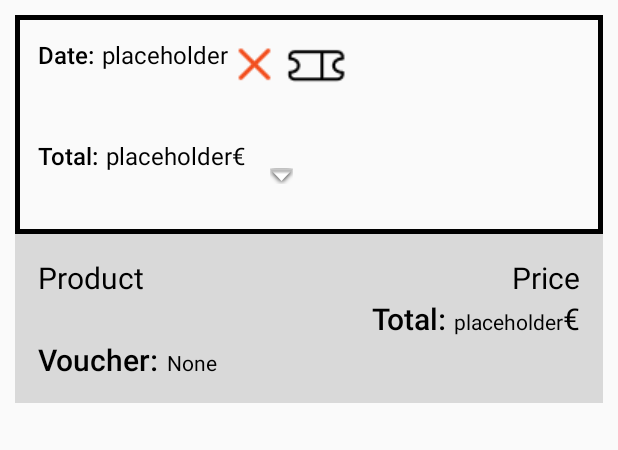
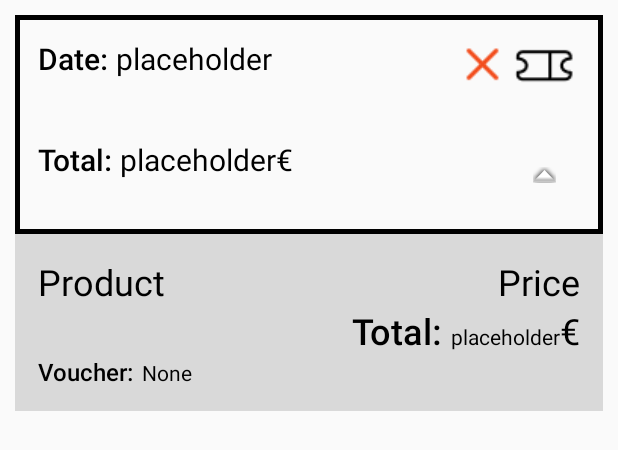
Before and after one commit to AJRC2020/CPM, an Android app: the layout card_receipt.xml on its own in the app's theme, with its tools: preview values and no code run, on a phone screen of 412 x 824 dp. Shown: the top 450 px of the screen. Run offline under Robolectric (Android 15) with nearby library versions, the phone set to English and light mode, and no system bars.

Commit message:
fix receipts card look

```diff
--- a/Acme/app/src/main/java/org/feup/apm/acme/ReceiptsAdapter.kt
+++ b/Acme/app/src/main/java/org/feup/apm/acme/ReceiptsAdapter.kt
@@ -61,20 +61,19 @@ class ReceiptsAdapter(private val dataSet: JSONArray) :
         viewHolder.expandButton.setOnClickListener {
             if (viewHolder.expandedReceipt.visibility == View.VISIBLE) {
                 viewHolder.expandedReceipt.visibility = View.GONE
+                viewHolder.expandButton.rotation = 0F
             } else {
                 viewHolder.expandedReceipt.visibility = View.VISIBLE
+                viewHolder.expandButton.rotation = 180F
             }
         }
 
         viewHolder.date.text = dataSet.getJSONObject(position)["date"].toString()
         viewHolder.total.text = dataSet.getJSONObject(position)["price"].toString()
         viewHolder.totalDetails.text = dataSet.getJSONObject(position)["price"].toString()
-        viewHolder.totalDetails.textSize = 20f
-        viewHolder.total.textSize = 16f
-        viewHolder.date.textSize = 16f
+
         if (dataSet.getJSONObject(position)["voucher"].toString() != "null"){
             viewHolder.voucherLabel.text = dataSet.getJSONObject(position)["voucher"].toString()
-            viewHolder.voucherLabel.textSize = 16f
             viewHolder.voucherTick.setImageResource(R.drawable.tick)
         }
 
@@ -89,21 +88,21 @@ class ReceiptsAdapter(private val dataSet: JSONArray) :
             val name = TextView(viewHolder.itemView.context)
             name.text = receipt["product"].toString()
             name.setTextColor(Color.BLACK)
-            name.textSize = 16f
+            name.textSize = 20f
             name.layoutParams = lp
 
 
             val price = TextView(viewHolder.itemView.context)
             price.text = receipt["price"].toString()
             price.setTextColor(Color.BLACK)
-            price.textSize = 16f
+            price.textSize = 20f
             price.layoutParams = lpb
             price.textAlignment = View.TEXT_ALIGNMENT_TEXT_END
 
             val euroSymbol = TextView(viewHolder.itemView.context)
             euroSymbol.text = "€"
             euroSymbol.setTextColor(Color.BLACK)
-            euroSymbol.textSize = 16f
+            euroSymbol.textSize = 20f
             euroSymbol.layoutParams = lps
             euroSymbol.textAlignment = View.TEXT_ALIGNMENT_TEXT_END
 
--- a/Acme/app/src/main/res/layout/card_receipt.xml
+++ b/Acme/app/src/main/res/layout/card_receipt.xml
@@ -14,9 +14,13 @@
         android:orientation="vertical"
         android:padding="15dip">
 
+        <FrameLayout
+            android:layout_width="match_parent"
+            android:layout_height="wrap_content">
+
             <LinearLayout
-            android:layout_width="match_parent"
-            android:layout_height="wrap_content"
+                android:layout_width="wrap_content"
+                android:layout_height="match_parent"
                 android:orientation="horizontal">
 
                 <TextView
@@ -27,7 +31,7 @@
                     android:fontFamily="sans-serif-medium"
                     android:text="@string/date"
                     android:textColor="@color/black"
-                android:textSize="16sp" />
+                    android:textSize="20sp" />
 
                 <TextView
                     android:id="@+id/date"
@@ -35,7 +39,14 @@
                     android:layout_height="wrap_content"
                     android:text="@string/placeholder"
                     android:textColor="@color/black"
-                android:textSize="16sp" />
+                    android:textSize="20sp" />
+            </LinearLayout>
+
+            <LinearLayout
+                android:layout_width="wrap_content"
+                android:layout_height="match_parent"
+                android:layout_gravity="end"
+                android:orientation="horizontal">
 
                 <ImageView
                     android:id="@+id/voucherUsed"
@@ -52,10 +63,16 @@
 
             </LinearLayout>
 
-        <LinearLayout
+        </FrameLayout>
+
+        <FrameLayout
             android:layout_width="match_parent"
             android:layout_height="wrap_content"
-            android:layout_marginTop="30dp"
+            android:layout_marginTop="30dp">
+
+            <LinearLayout
+                android:layout_width="wrap_content"
+                android:layout_height="wrap_content"
                 android:orientation="horizontal">
 
                 <TextView
@@ -66,7 +83,7 @@
                     android:fontFamily="sans-serif-medium"
                     android:text="@string/total"
                     android:textColor="@color/black"
-                android:textSize="16sp" />
+                    android:textSize="20sp" />
 
                 <TextView
                     android:id="@+id/total"
@@ -74,7 +91,7 @@
                     android:layout_height="wrap_content"
                     android:text="@string/placeholder"
                     android:textColor="@color/black"
-                android:textSize="16sp" />
+                    android:textSize="20sp" />
 
                 <TextView
                     android:id="@+id/textView3"
@@ -82,19 +99,22 @@
                     android:layout_height="wrap_content"
                     android:text="@string/euro"
                     android:textColor="@color/black"
-                android:textSize="16sp" />
+                    android:textSize="20sp" />
+
+            </LinearLayout>
 
             <ImageButton
                 android:id="@+id/expandButton"
                 android:layout_width="wrap_content"
                 android:layout_height="wrap_content"
+                android:layout_gravity="end"
                 android:background="@android:color/transparent"
                 android:contentDescription="@string/expandButton"
                 android:minWidth="48dp"
                 android:minHeight="48dp"
-                app:srcCompat="@android:drawable/arrow_down_float" />
+                android:src="@android:drawable/arrow_up_float" />
 
-        </LinearLayout>
+        </FrameLayout>
     </LinearLayout>
 
     <LinearLayout
@@ -123,7 +143,7 @@
                     android:layout_weight="1"
                     android:text="@string/products"
                     android:textColor="@color/black"
-                    android:textSize="20sp" />
+                    android:textSize="24sp" />
 
                 <TextView
                     android:id="@+id/textView6"
@@ -133,7 +153,7 @@
                     android:text="@string/price"
                     android:textAlignment="textEnd"
                     android:textColor="@color/black"
-                    android:textSize="20sp" />
+                    android:textSize="24sp" />
             </TableRow>
 
         </TableLayout>
@@ -152,7 +172,7 @@
                 android:fontFamily="sans-serif-medium"
                 android:text="@string/total"
                 android:textColor="@color/black"
-                android:textSize="20sp" />
+                android:textSize="24sp" />
 
             <TextView
                 android:id="@+id/totalLableDetails"
@@ -160,7 +180,7 @@
                 android:layout_height="wrap_content"
                 android:text="@string/placeholder"
                 android:textColor="@color/black"
-                tools:textSize="20sp" />
+                tools:textSize="24sp" />
 
             <TextView
                 android:id="@+id/textView2"
@@ -168,7 +188,7 @@
                 android:layout_height="wrap_content"
                 android:text="@string/euro"
                 android:textColor="@color/black"
-                android:textSize="20sp" />
+                android:textSize="24sp" />
         </LinearLayout>
 
         <LinearLayout
@@ -184,7 +204,7 @@
                 android:fontFamily="sans-serif-medium"
                 android:text="@string/voucher"
                 android:textColor="@color/black"
-                android:textSize="20sp" />
+                android:textSize="16sp" />
 
             <TextView
                 android:id="@+id/voucherLable"
@@ -192,7 +212,7 @@
                 android:layout_height="wrap_content"
                 android:text="@string/none"
                 android:textColor="@color/black"
-                tools:textSize="20sp" />
+                tools:textSize="16sp" />
         </LinearLayout>
 
     </LinearLayout>
```
Lines whose indentation alone changed are shown as unchanged.
